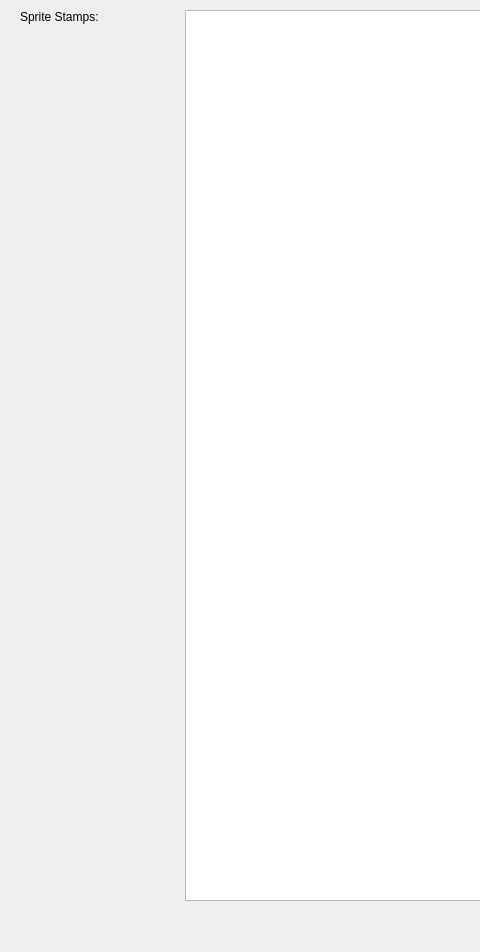
Qt form forms/LevelEditor.ui (SirNyble/LevelEditor) before a commit; both pictures show x 0 to 480 and y 0 to 952 of the 1238 by 952 pixel window.
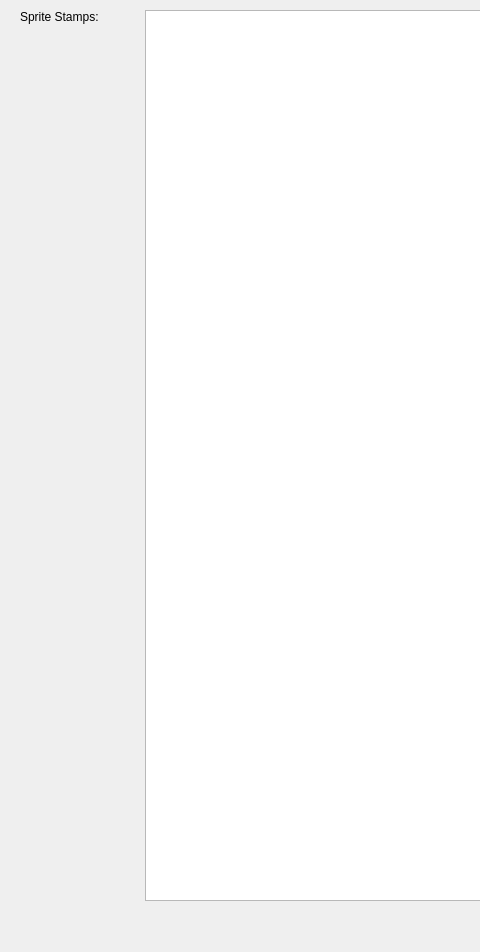
The same form after that commit.

Commit message: New Project action now actually loads a spritesheet

Diff of the .ui file:
```diff
--- a/forms/LevelEditor.ui
+++ b/forms/LevelEditor.ui
@@ -80,22 +80,6 @@
              </item>
             </layout>
            </item>
-           <item>
-            <spacer name="horizontalSpacer_2">
-             <property name="orientation">
-              <enum>Qt::Horizontal</enum>
-             </property>
-             <property name="sizeType">
-              <enum>QSizePolicy::Minimum</enum>
-             </property>
-             <property name="sizeHint" stdset="0">
-              <size>
-               <width>40</width>
-               <height>20</height>
-              </size>
-             </property>
-            </spacer>
-           </item>
           </layout>
          </item>
         </layout>
```
Left out of the diff: 5 changed lines with no effect on the pictures. The commit also changes 2 other files.
